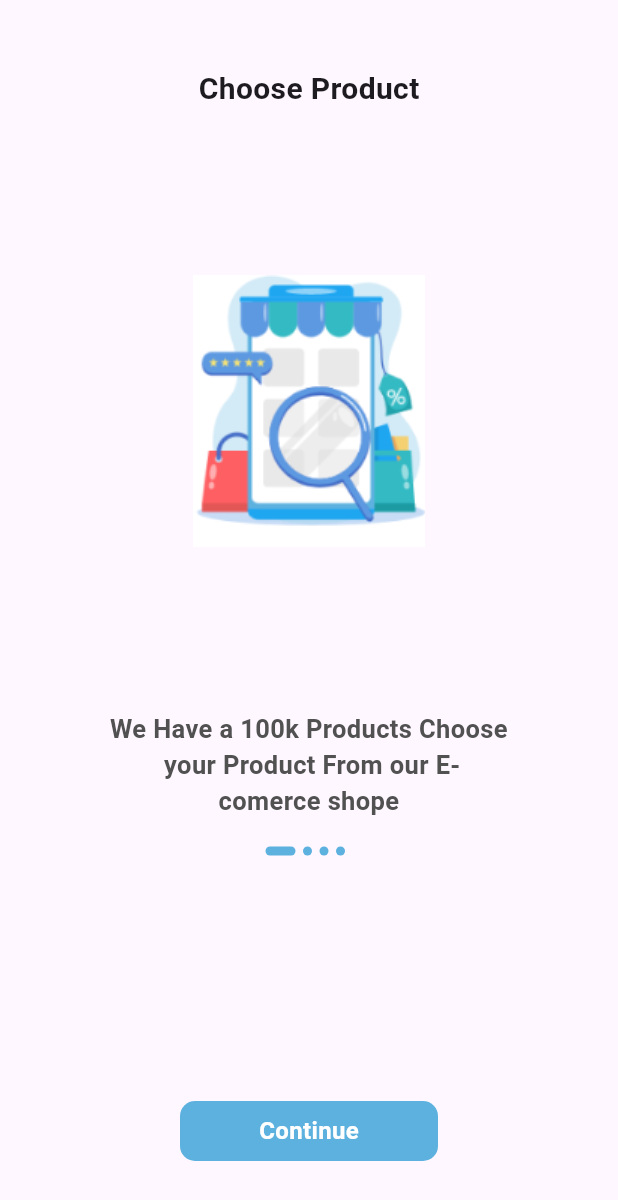
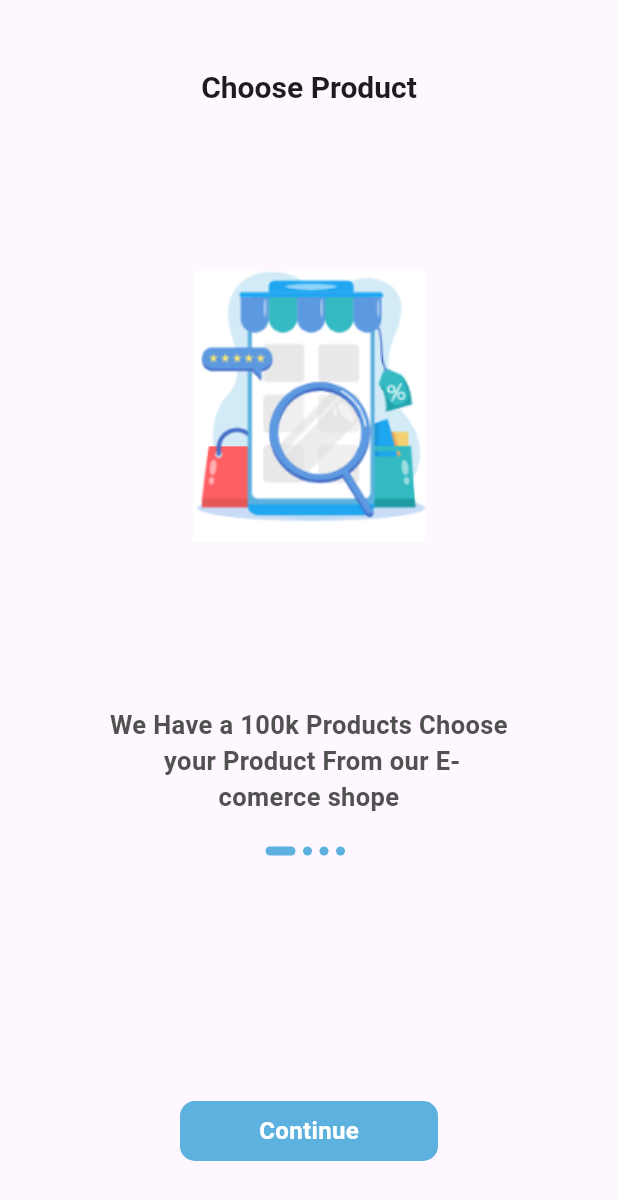
Before and after one commit to OBADA-ALNAASAN/ecommerce-app, a Flutter app: the screen it shows after launch, on a phone screen of 412 x 824 dp. Shown: the top 1200 px of the screen. Run offline on Flutter 3.47's test engine with Material 3 defaults, Android fonts, the phone set to English and light mode, and no system bars; our stand-ins replace get.

Commit message:
text theme

```diff
--- a/lib/main.dart
+++ b/lib/main.dart
@@ -1,3 +1,4 @@
+import 'package:ecommerce_app/core/constant/color.dart';
 import 'package:ecommerce_app/routes.dart';
 import 'package:ecommerce_app/view/screen/on_boarding_screen.dart';
 import 'package:flutter/material.dart';
@@ -16,6 +17,19 @@ class MyApp extends StatelessWidget {
       debugShowCheckedModeBanner: false,
       home: OnBoardingScreen(),
       routes: routes,
+      theme: ThemeData(
+        textTheme: TextTheme(
+          headlineMedium: TextStyle(
+            fontWeight: FontWeight.bold,
+            fontSize: 20,
+          ),
+          bodyMedium: TextStyle(
+            color: AppColor.grey,
+            fontWeight: FontWeight.bold,
+            fontSize: 17,
+          ),
+        ),
+      ),
     );
   }
 }
--- a/lib/view/widget/onboarding/customslider.dart
+++ b/lib/view/widget/onboarding/customslider.dart
@@ -1,5 +1,4 @@
 import 'package:ecommerce_app/controller/onbordin_controller.dart';
-import 'package:ecommerce_app/core/constant/color.dart';
 import 'package:ecommerce_app/data/datasource/static/static.dart';
 import 'package:flutter/material.dart';
 import 'package:get/get.dart';
@@ -22,10 +21,7 @@ class CustomSlider extends GetView<OnbordingController> {
           children: [
             Text(
               onBoardingList[i].title!,
-              style: TextStyle(
-                fontWeight: FontWeight.bold,
-                fontSize: 20,
-              ),
+              style: Theme.of(context).textTheme.headlineMedium
             ),
             Image.asset(
               onBoardingList[i].image!,
@@ -38,11 +34,7 @@ class CustomSlider extends GetView<OnbordingController> {
                 child: Text(
                   onBoardingList[i].body!,
                   textAlign: TextAlign.center,
-                  style: TextStyle(
-                    color: AppColor.grey,
-                    fontWeight: FontWeight.bold,
-                    fontSize: 17,
-                  ),
+                  style:Theme.of(context).textTheme.bodyMedium
                 )),
           ],
         );
```
